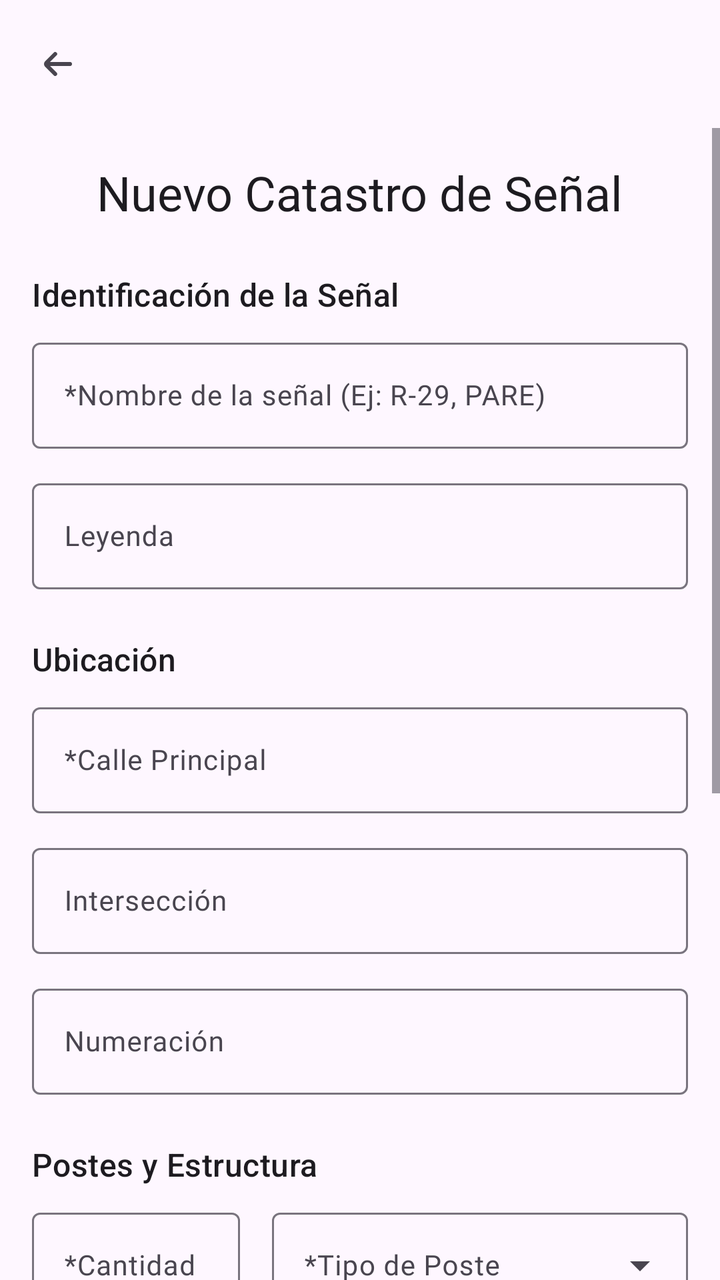
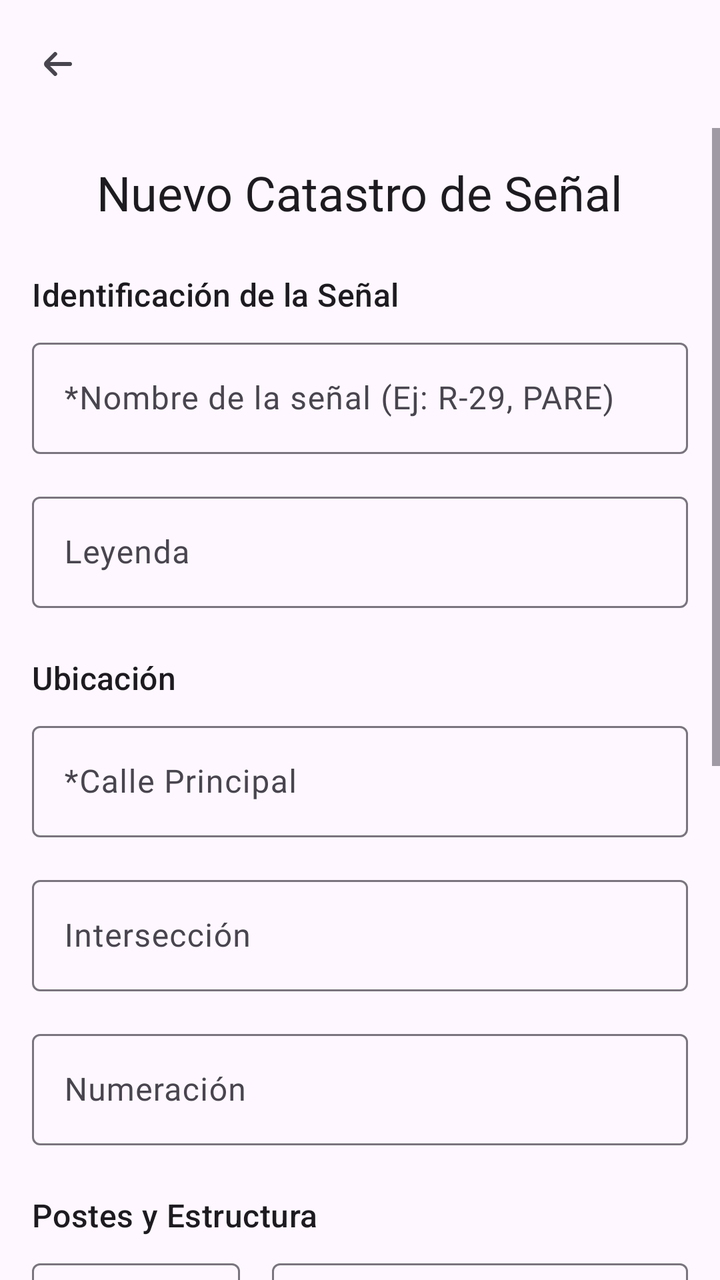

An Android layout rendered at two revisions. The XML below is the earlier revision; the diff shows what the commit changed to produce the second picture.
<!-- AndroidManifest.xml: application theme Theme.SignO -->
<!-- res/layout/activity_crear.xml -->
<?xml version="1.0" encoding="utf-8"?>
<LinearLayout xmlns:android="http://schemas.android.com/apk/res/android"
    xmlns:app="http://schemas.android.com/apk/res-auto"
    xmlns:tools="http://schemas.android.com/tools"
    android:layout_width="match_parent"
    android:layout_height="match_parent"
    android:orientation="vertical"
    tools:context=".ui.crear.CrearActivity">

    <com.google.android.material.appbar.AppBarLayout
        android:layout_width="match_parent"
        android:layout_height="wrap_content">

        <com.google.android.material.appbar.MaterialToolbar
            android:id="@+id/toolbar"
            android:layout_width="match_parent"
            android:layout_height="?attr/actionBarSize"
            app:navigationIcon="@drawable/ic_arrow_back" />

    </com.google.android.material.appbar.AppBarLayout>

    <ScrollView
        android:layout_width="match_parent"
        android:layout_height="match_parent">

        <LinearLayout
            android:layout_width="match_parent"
            android:layout_height="wrap_content"
            android:orientation="vertical"
            android:padding="16dp">

            
            <TextView
                android:layout_width="wrap_content"
                android:layout_height="wrap_content"
                android:layout_gravity="center_horizontal"
                android:layout_marginBottom="24dp"
                android:fontFamily="@font/inter_semibold"
                android:text="Nuevo Catastro de Señal"
                android:textAppearance="@style/TextAppearance.Material3.HeadlineSmall" />

            
            <TextView
                style="@style/TextAppearance.Material3.TitleMedium"
                android:layout_width="match_parent"
                android:layout_height="wrap_content"
                android:fontFamily="@font/inter_semibold"
                android:text="Identificación de la Señal"
                android:layout_marginBottom="8dp"/>

            
            <com.google.android.material.textfield.TextInputLayout
                android:id="@+id/text_input_layout_nombre_senal"
                android:layout_width="match_parent"
                android:layout_height="wrap_content"
                android:layout_marginBottom="12dp"
                android:hint="*Nombre de la señal (Ej: R-29, PARE)">

                <com.google.android.material.textfield.TextInputEditText
                    android:id="@+id/edit_text_nombre_senal"
                    android:layout_width="match_parent"
                    android:layout_height="wrap_content"
                    android:fontFamily="@font/inter_medium"
                    android:inputType="textCapCharacters"
                    android:textSize="14sp" />
            </com.google.android.material.textfield.TextInputLayout>

            <com.google.android.material.textfield.TextInputLayout
                android:id="@+id/text_input_layout_leyenda"
                android:layout_width="match_parent"
                android:layout_height="wrap_content"
                android:layout_marginBottom="24dp"
                android:hint="Leyenda">

                <com.google.android.material.textfield.TextInputEditText
                    android:id="@+id/edit_text_leyenda"
                    android:layout_width="match_parent"
                    android:layout_height="wrap_content"
                    android:fontFamily="@font/inter_medium"
                    android:inputType="text"
                    android:textSize="14sp" />
            </com.google.android.material.textfield.TextInputLayout>


            
            <TextView
                style="@style/TextAppearance.Material3.TitleMedium"
                android:layout_width="match_parent"
                android:layout_height="wrap_content"
                android:fontFamily="@font/inter_semibold"
                android:text="Ubicación"
                android:layout_marginBottom="8dp"/>

            
            <com.google.android.material.textfield.TextInputLayout
                android:id="@+id/text_input_layout_calle_principal"
                android:layout_width="match_parent"
                android:layout_height="wrap_content"
                android:layout_marginBottom="12dp"
                android:hint="*Calle Principal">

                <com.google.android.material.textfield.TextInputEditText
                    android:id="@+id/edit_text_calle_principal"
                    android:layout_width="match_parent"
                    android:layout_height="wrap_content"
                    android:fontFamily="@font/inter_medium"
                    android:inputType="textCapWords"
                    android:textSize="14sp" />
            </com.google.android.material.textfield.TextInputLayout>

            <com.google.android.material.textfield.TextInputLayout
                android:id="@+id/text_input_layout_interseccion"
                android:layout_width="match_parent"
                android:layout_height="wrap_content"
                android:layout_marginBottom="12dp"
                android:hint="Intersección">

                <com.google.android.material.textfield.TextInputEditText
                    android:id="@+id/edit_text_interseccion"
                    android:layout_width="match_parent"
                    android:layout_height="wrap_content"
                    android:fontFamily="@font/inter_medium"
                    android:inputType="textCapWords"
                    android:textSize="14sp" />
            </com.google.android.material.textfield.TextInputLayout>

            <com.google.android.material.textfield.TextInputLayout
                android:id="@+id/text_input_layout_numeracion"
                android:layout_width="match_parent"
                android:layout_height="wrap_content"
                android:layout_marginBottom="24dp"
                android:hint="Numeración">

                <com.google.android.material.textfield.TextInputEditText
                    android:id="@+id/edit_text_numeracion"
                    android:layout_width="match_parent"
                    android:layout_height="wrap_content"
                    android:fontFamily="@font/inter_medium"
                    android:inputType="number"
                    android:textSize="14sp" />
            </com.google.android.material.textfield.TextInputLayout>

            
            <TextView
                style="@style/TextAppearance.Material3.TitleMedium"
                android:layout_width="match_parent"
                android:layout_height="wrap_content"
                android:fontFamily="@font/inter_semibold"
                android:text="Postes y Estructura"
                android:layout_marginBottom="8dp"/>

            <LinearLayout
                android:layout_width="match_parent"
                android:layout_height="wrap_content"
                android:orientation="horizontal"
                android:baselineAligned="false">

                <com.google.android.material.textfield.TextInputLayout
                    android:id="@+id/text_input_layout_cantidad_postes"
                    android:layout_width="0dp"
                    android:layout_height="wrap_content"
                    android:layout_weight="1"
                    android:layout_marginEnd="8dp"
                    android:hint="*Cantidad">

                    <com.google.android.material.textfield.TextInputEditText
                        android:id="@+id/edit_text_cantidad_postes"
                        android:layout_width="match_parent"
                        android:layout_height="wrap_content"
                        android:fontFamily="@font/inter_medium"
                        android:inputType="number"
                        android:textSize="14sp" />
                </com.google.android.material.textfield.TextInputLayout>

                
                <com.google.android.material.textfield.TextInputLayout
                    android:id="@+id/text_input_layout_tipo_poste"
                    android:layout_width="0dp"
                    android:layout_height="wrap_content"
                    android:layout_weight="2"
                    android:layout_marginStart="8dp"
                    android:hint="*Tipo de Poste"
                    style="@style/Widget.Material3.TextInputLayout.OutlinedBox.ExposedDropdownMenu">

                    <AutoCompleteTextView
                        android:id="@+id/auto_complete_tipo_poste"
                        android:layout_width="match_parent"
                        android:layout_height="wrap_content"
                        android:fontFamily="@font/inter_medium"
                        android:inputType="none"
                        android:textSize="14sp"
                        tools:ignore="LabelFor,SpeakableTextPresentCheck" />

                </com.google.android.material.textfield.TextInputLayout>

            </LinearLayout>

            <TextView
                android:layout_width="wrap_content"
                android:layout_height="wrap_content"
                android:text="*Existencia de la señal"
                android:fontFamily="@font/inter_medium"
                android:textColor="?attr/colorOnSurfaceVariant"
                android:layout_marginStart="4dp"
                android:layout_marginTop="16dp"
                android:layout_marginBottom="4dp"/>

            <RadioGroup
                android:id="@+id/radiogroup_existencia"
                android:layout_width="match_parent"
                android:layout_height="wrap_content"
                android:orientation="horizontal"
                android:layout_marginBottom="24dp">

                <RadioButton
                    android:id="@+id/radio_si_existe"
                    android:layout_width="wrap_content"
                    android:layout_height="wrap_content"
                    android:text="Sí"
                    android:layout_weight="1"/>
                <RadioButton
                    android:id="@+id/radio_no_existe"
                    android:layout_width="wrap_content"
                    android:layout_height="wrap_content"
                    android:text="No"
                    android:layout_weight="1"/>
            </RadioGroup>

            <TextView
                android:layout_width="wrap_content"
                android:layout_height="wrap_content"
                android:fontFamily="@font/inter_medium"
                android:layout_marginStart="4dp"
                android:layout_marginTop="16dp"
                android:layout_marginBottom="4dp"
                android:text="*Estado de la señal"
                android:textColor="?attr/colorOnSurfaceVariant" />

            <RadioGroup
                android:id="@+id/radiogroup_estado"
                android:layout_width="match_parent"
                android:layout_height="wrap_content"
                android:layout_marginBottom="24dp"
                android:orientation="horizontal">

                <RadioButton
                    android:id="@+id/radio_buena"
                    android:layout_width="0dp"
                    android:layout_height="wrap_content"
                    android:layout_weight="1"
                    android:text="Buena" />

                <RadioButton
                    android:id="@+id/radio_regular"
                    android:layout_width="0dp"
                    android:layout_height="wrap_content"
                    android:layout_weight="1"
                    android:text="Regular" />

                <RadioButton
                    android:id="@+id/radio_mala"
                    android:layout_width="0dp"
                    android:layout_height="wrap_content"
                    android:layout_weight="1"
                    android:text="Mala" />
            </RadioGroup>

            
            <TextView
                style="@style/TextAppearance.Material3.TitleMedium"
                android:layout_width="match_parent"
                android:layout_height="wrap_content"
                android:fontFamily="@font/inter_semibold"
                android:text="Características"
                android:layout_marginBottom="8dp"/>

            <com.google.android.material.textfield.TextInputLayout
                android:id="@+id/text_input_layout_medida"
                android:layout_width="match_parent"
                android:layout_height="wrap_content"
                android:layout_marginBottom="12dp"
                android:hint="*Medida (Ej: 50x50, 60x140)">

                <com.google.android.material.textfield.TextInputEditText
                    android:id="@+id/edit_text_medida"
                    android:layout_width="match_parent"
                    android:layout_height="wrap_content"
                    android:fontFamily="@font/inter_medium"
                    android:inputType="text"
                    android:textSize="14sp" />
            </com.google.android.material.textfield.TextInputLayout>

            
            <Button
                android:id="@+id/button_guardar"
                android:layout_width="match_parent"
                android:layout_height="wrap_content"
                android:text="Guardar Catastro"
                style="@style/Widget.Material3.Button"
                android:layout_marginTop="16dp"/>
        </LinearLayout>
    </ScrollView>
</LinearLayout>
<!-- resources referenced by this layout -->
<resources>
  <!-- drawable ic_arrow_back (drawable) -->
  <vector xmlns:android="http://schemas.android.com/apk/res/android"
      android:height="24dp"
      android:width="24dp"
      android:viewportHeight="24"
      android:viewportWidth="24"
      android:tint="?attr/colorControlNormal">
      <path android:fillColor="@android:color/white" android:pathData="M19,11H9l3.29,-3.29a1,1 0,0 0,0 -1.42,1 1,0 0,0 -1.41,0l-4.29,4.3A2,2 0,0 0,6 12H6a2,2 0,0 0,0.59 1.4l4.29,4.3a1,1 0,1 0,1.41 -1.42L9,13H19a1,1 0,0 0,0 -2Z"/>
  </vector>
  <style name="Theme.SignO" parent="Base.Theme.SignO" />
  <style name="Base.Theme.SignO" parent="Theme.Material3.DayNight.NoActionBar">
          
          <item name="colorPrimary">@color/yellow_primary</item>
          <item name="colorPrimaryVariant">@color/yellow_dark</item>
  
          
          <item name="colorSecondary">@color/yellow_primary</item>
          <item name="colorSecondaryVariant">@color/yellow_dark</item>
          
          
          <item name="android:statusBarColor">?attr/colorPrimaryVariant</item>
          
          
      </style>
  <color name="yellow_primary">#FFC107</color>
  <color name="yellow_dark">#FFA000</color>
</resources>

<!-- the commit's change to res/layout/activity_crear.xml (unified diff, before → after) -->
@@ -10,144 +10,125 @@
     <com.google.android.material.appbar.AppBarLayout
         android:layout_width="match_parent"
         android:layout_height="wrap_content">
-
         <com.google.android.material.appbar.MaterialToolbar
             android:id="@+id/toolbar"
             android:layout_width="match_parent"
             android:layout_height="?attr/actionBarSize"
             app:navigationIcon="@drawable/ic_arrow_back" />
-
     </com.google.android.material.appbar.AppBarLayout>
 
     <ScrollView
         android:layout_width="match_parent"
-        android:layout_height="match_parent">
+        android:layout_height="match_parent"
+        android:fillViewport="true">
 
         <LinearLayout
             android:layout_width="match_parent"
             android:layout_height="wrap_content"
             android:orientation="vertical"
-            android:padding="16dp">
-
-            
+            android:padding="@dimen/margin_standard">
+
             <TextView
                 android:layout_width="wrap_content"
                 android:layout_height="wrap_content"
                 android:layout_gravity="center_horizontal"
-                android:layout_marginBottom="24dp"
+                android:layout_marginBottom="@dimen/margin_large"
                 android:fontFamily="@font/inter_semibold"
                 android:text="Nuevo Catastro de Señal"
                 android:textAppearance="@style/TextAppearance.Material3.HeadlineSmall" />
 
-            
             <TextView
                 style="@style/TextAppearance.Material3.TitleMedium"
                 android:layout_width="match_parent"
                 android:layout_height="wrap_content"
                 android:fontFamily="@font/inter_semibold"
                 android:text="Identificación de la Señal"
-                android:layout_marginBottom="8dp"/>
-
-            
+                android:layout_marginBottom="@dimen/margin_small"/>
+
             <com.google.android.material.textfield.TextInputLayout
                 android:id="@+id/text_input_layout_nombre_senal"
                 android:layout_width="match_parent"
                 android:layout_height="wrap_content"
-                android:layout_marginBottom="12dp"
+                android:layout_marginBottom="@dimen/margin_standard"
                 android:hint="*Nombre de la señal (Ej: R-29, PARE)">
-
                 <com.google.android.material.textfield.TextInputEditText
                     android:id="@+id/edit_text_nombre_senal"
                     android:layout_width="match_parent"
                     android:layout_height="wrap_content"
                     android:fontFamily="@font/inter_medium"
-                    android:inputType="textCapCharacters"
-                    android:textSize="14sp" />
+                    android:inputType="textCapCharacters" />
             </com.google.android.material.textfield.TextInputLayout>
 
             <com.google.android.material.textfield.TextInputLayout
                 android:id="@+id/text_input_layout_leyenda"
                 android:layout_width="match_parent"
                 android:layout_height="wrap_content"
-                android:layout_marginBottom="24dp"
+                android:layout_marginBottom="@dimen/margin_large"
                 android:hint="Leyenda">
-
                 <com.google.android.material.textfield.TextInputEditText
                     android:id="@+id/edit_text_leyenda"
                     android:layout_width="match_parent"
                     android:layout_height="wrap_content"
-                    android:fontFamily="@font/inter_medium"
-                    android:inputType="text"
-                    android:textSize="14sp" />
-            </com.google.android.material.textfield.TextInputLayout>
-
-
-            
+                    android:fontFamily="@font/inter_medium" />
+            </com.google.android.material.textfield.TextInputLayout>
+
             <TextView
                 style="@style/TextAppearance.Material3.TitleMedium"
                 android:layout_width="match_parent"
                 android:layout_height="wrap_content"
                 android:fontFamily="@font/inter_semibold"
                 android:text="Ubicación"
-                android:layout_marginBottom="8dp"/>
-
-            
+                android:layout_marginBottom="@dimen/margin_small"/>
+
             <com.google.android.material.textfield.TextInputLayout
                 android:id="@+id/text_input_layout_calle_principal"
                 android:layout_width="match_parent"
                 android:layout_height="wrap_content"
-                android:layout_marginBottom="12dp"
+                android:layout_marginBottom="@dimen/margin_standard"
                 android:hint="*Calle Principal">
-
                 <com.google.android.material.textfield.TextInputEditText
                     android:id="@+id/edit_text_calle_principal"
                     android:layout_width="match_parent"
                     android:layout_height="wrap_content"
                     android:fontFamily="@font/inter_medium"
-                    android:inputType="textCapWords"
-                    android:textSize="14sp" />
+                    android:inputType="textCapWords" />
             </com.google.android.material.textfield.TextInputLayout>
 
             <com.google.android.material.textfield.TextInputLayout
                 android:id="@+id/text_input_layout_interseccion"
                 android:layout_width="match_parent"
                 android:layout_height="wrap_content"
-                android:layout_marginBottom="12dp"
+                android:layout_marginBottom="@dimen/margin_standard"
                 android:hint="Intersección">
-
                 <com.google.android.material.textfield.TextInputEditText
                     android:id="@+id/edit_text_interseccion"
                     android:layout_width="match_parent"
                     android:layout_height="wrap_content"
                     android:fontFamily="@font/inter_medium"
-                    android:inputType="textCapWords"
-                    android:textSize="14sp" />
+                    android:inputType="textCapWords" />
             </com.google.android.material.textfield.TextInputLayout>
 
             <com.google.android.material.textfield.TextInputLayout
                 android:id="@+id/text_input_layout_numeracion"
                 android:layout_width="match_parent"
                 android:layout_height="wrap_content"
-                android:layout_marginBottom="24dp"
+                android:layout_marginBottom="@dimen/margin_large"
                 android:hint="Numeración">
-
                 <com.google.android.material.textfield.TextInputEditText
                     android:id="@+id/edit_text_numeracion"
                     android:layout_width="match_parent"
                     android:layout_height="wrap_content"
                     android:fontFamily="@font/inter_medium"
-                    android:inputType="number"
-                    android:textSize="14sp" />
-            </com.google.android.material.textfield.TextInputLayout>
-
-            
+                    android:inputType="number" />
+            </com.google.android.material.textfield.TextInputLayout>
+
             <TextView
                 style="@style/TextAppearance.Material3.TitleMedium"
                 android:layout_width="match_parent"
                 android:layout_height="wrap_content"
                 android:fontFamily="@font/inter_semibold"
                 android:text="Postes y Estructura"
-                android:layout_marginBottom="8dp"/>
+                android:layout_marginBottom="@dimen/margin_small"/>
 
             <LinearLayout
                 android:layout_width="match_parent"
@@ -160,39 +141,32 @@
                     android:layout_width="0dp"
                     android:layout_height="wrap_content"
                     android:layout_weight="1"
-                    android:layout_marginEnd="8dp"
+                    android:layout_marginEnd="@dimen/margin_small"
                     android:hint="*Cantidad">
-
                     <com.google.android.material.textfield.TextInputEditText
                         android:id="@+id/edit_text_cantidad_postes"
                         android:layout_width="match_parent"
                         android:layout_height="wrap_content"
                         android:fontFamily="@font/inter_medium"
-                        android:inputType="number"
-                        android:textSize="14sp" />
+                        android:inputType="number" />
                 </com.google.android.material.textfield.TextInputLayout>
 
-                
                 <com.google.android.material.textfield.TextInputLayout
                     android:id="@+id/text_input_layout_tipo_poste"
                     android:layout_width="0dp"
                     android:layout_height="wrap_content"
                     android:layout_weight="2"
-                    android:layout_marginStart="8dp"
+                    android:layout_marginStart="@dimen/margin_small"
                     android:hint="*Tipo de Poste"
                     style="@style/Widget.Material3.TextInputLayout.OutlinedBox.ExposedDropdownMenu">
-
                     <AutoCompleteTextView
                         android:id="@+id/auto_complete_tipo_poste"
                         android:layout_width="match_parent"
                         android:layout_height="wrap_content"
                         android:fontFamily="@font/inter_medium"
                         android:inputType="none"
-                        android:textSize="14sp"
                         tools:ignore="LabelFor,SpeakableTextPresentCheck" />
-
                 </com.google.android.material.textfield.TextInputLayout>
-
             </LinearLayout>
 
             <TextView
@@ -202,7 +176,7 @@
                 android:fontFamily="@font/inter_medium"
                 android:textColor="?attr/colorOnSurfaceVariant"
                 android:layout_marginStart="4dp"
-                android:layout_marginTop="16dp"
+                android:layout_marginTop="@dimen/margin_standard"
                 android:layout_marginBottom="4dp"/>
 
             <RadioGroup
@@ -210,17 +184,16 @@
                 android:layout_width="match_parent"
                 android:layout_height="wrap_content"
                 android:orientation="horizontal"
-                android:layout_marginBottom="24dp">
-
+                android:layout_marginBottom="@dimen/margin_large">
                 <RadioButton
                     android:id="@+id/radio_si_existe"
-                    android:layout_width="wrap_content"
+                    android:layout_width="0dp"
                     android:layout_height="wrap_content"
                     android:text="Sí"
                     android:layout_weight="1"/>
                 <RadioButton
                     android:id="@+id/radio_no_existe"
-                    android:layout_width="wrap_content"
+                    android:layout_width="0dp"
                     android:layout_height="wrap_content"
                     android:text="No"
                     android:layout_weight="1"/>
@@ -231,7 +204,6 @@
                 android:layout_height="wrap_content"
                 android:fontFamily="@font/inter_medium"
                 android:layout_marginStart="4dp"
-                android:layout_marginTop="16dp"
                 android:layout_marginBottom="4dp"
                 android:text="*Estado de la señal"
                 android:textColor="?attr/colorOnSurfaceVariant" />
@@ -240,23 +212,20 @@
                 android:id="@+id/radiogroup_estado"
                 android:layout_width="match_parent"
                 android:layout_height="wrap_content"
-                android:layout_marginBottom="24dp"
+                android:layout_marginBottom="@dimen/margin_large"
                 android:orientation="horizontal">
-
                 <RadioButton
                     android:id="@+id/radio_buena"
                     android:layout_width="0dp"
                     android:layout_height="wrap_content"
                     android:layout_weight="1"
                     android:text="Buena" />
-
                 <RadioButton
                     android:id="@+id/radio_regular"
                     android:layout_width="0dp"
                     android:layout_height="wrap_content"
                     android:layout_weight="1"
                     android:text="Regular" />
-
                 <RadioButton
                     android:id="@+id/radio_mala"
                     android:layout_width="0dp"
@@ -265,39 +234,36 @@
                     android:text="Mala" />
             </RadioGroup>
 
-            
             <TextView
                 style="@style/TextAppearance.Material3.TitleMedium"
                 android:layout_width="match_parent"
                 android:layout_height="wrap_content"
                 android:fontFamily="@font/inter_semibold"
                 android:text="Características"
-                android:layout_marginBottom="8dp"/>
+                android:layout_marginBottom="@dimen/margin_small"/>
 
             <com.google.android.material.textfield.TextInputLayout
                 android:id="@+id/text_input_layout_medida"
                 android:layout_width="match_parent"
                 android:layout_height="wrap_content"
-                android:layout_marginBottom="12dp"
+                android:layout_marginBottom="@dimen/margin_standard"
                 android:hint="*Medida (Ej: 50x50, 60x140)">
-
                 <com.google.android.material.textfield.TextInputEditText
                     android:id="@+id/edit_text_medida"
                     android:layout_width="match_parent"
                     android:layout_height="wrap_content"
                     android:fontFamily="@font/inter_medium"
-                    android:inputType="text"
-                    android:textSize="14sp" />
-            </com.google.android.material.textfield.TextInputLayout>
-
-            
+                    android:inputType="text" />
+            </com.google.android.material.textfield.TextInputLayout>
+
             <Button
                 android:id="@+id/button_guardar"
                 android:layout_width="match_parent"
                 android:layout_height="wrap_content"
                 android:text="Guardar Catastro"
                 style="@style/Widget.Material3.Button"
-                android:layout_marginTop="16dp"/>
+                android:layout_marginTop="@dimen/margin_standard"
+                android:layout_marginBottom="@dimen/margin_large"/>
         </LinearLayout>
     </ScrollView>
 </LinearLayout>
<!-- resource entries referenced after the edit -->
@@ -1,5 +1,8 @@
 <!-- resources referenced by this layout -->
 <resources>
+  <dimen name="margin_large">24dp</dimen>
+  <dimen name="margin_small">8dp</dimen>
+  <dimen name="margin_standard">16dp</dimen>
   <!-- drawable ic_arrow_back (drawable) -->
   <vector xmlns:android="http://schemas.android.com/apk/res/android"
       android:height="24dp"
@@ -14,6 +17,7 @@
           
           <item name="colorPrimary">@color/yellow_primary</item>
           <item name="colorPrimaryVariant">@color/yellow_dark</item>
+          <item name="colorOnPrimary">@color/black</item>
   
           
           <item name="colorSecondary">@color/yellow_primary</item>
@@ -26,5 +30,6 @@
       </style>
   <color name="yellow_primary">#FFC107</color>
   <color name="yellow_dark">#FFA000</color>
+  <color name="black">#FF000000</color>
 </resources>
 
